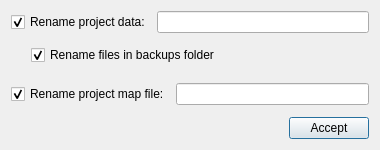
The window that ui/general/qgisred_renameproject_dialog.ui (qgisred/QGISRed) describes before a commit, drawn with Qt 5.
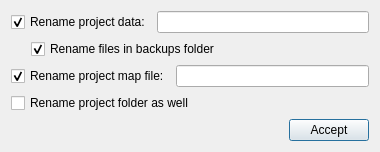
The same window after the commit. Icons and pictures are not drawn.

Commit message: [Rename] Add new option to rename project folder

The edit to the form file:
```diff
--- a/ui/general/qgisred_renameproject_dialog.ui
+++ b/ui/general/qgisred_renameproject_dialog.ui
@@ -120,6 +120,34 @@
        </layout>
       </widget>
      </item>
+     <item>
+      <widget class="QWidget" name="containerRenameFolder">
+       <layout class="QHBoxLayout" name="horizontalLayout_folder">
+        <property name="leftMargin">
+         <number>0</number>
+        </property>
+        <property name="topMargin">
+         <number>0</number>
+        </property>
+        <property name="rightMargin">
+         <number>0</number>
+        </property>
+        <property name="bottomMargin">
+         <number>0</number>
+        </property>
+        <item>
+         <widget class="QCheckBox" name="cbRenameFolder">
+          <property name="text">
+           <string>Rename project folder as well</string>
+          </property>
+          <property name="checked">
+           <bool>false</bool>
+          </property>
+         </widget>
+        </item>
+       </layout>
+      </widget>
+     </item>
      <item>
       <layout class="QHBoxLayout" name="horizontalLayout_3">
        <item>
```
The commit also changes 9 other files.
